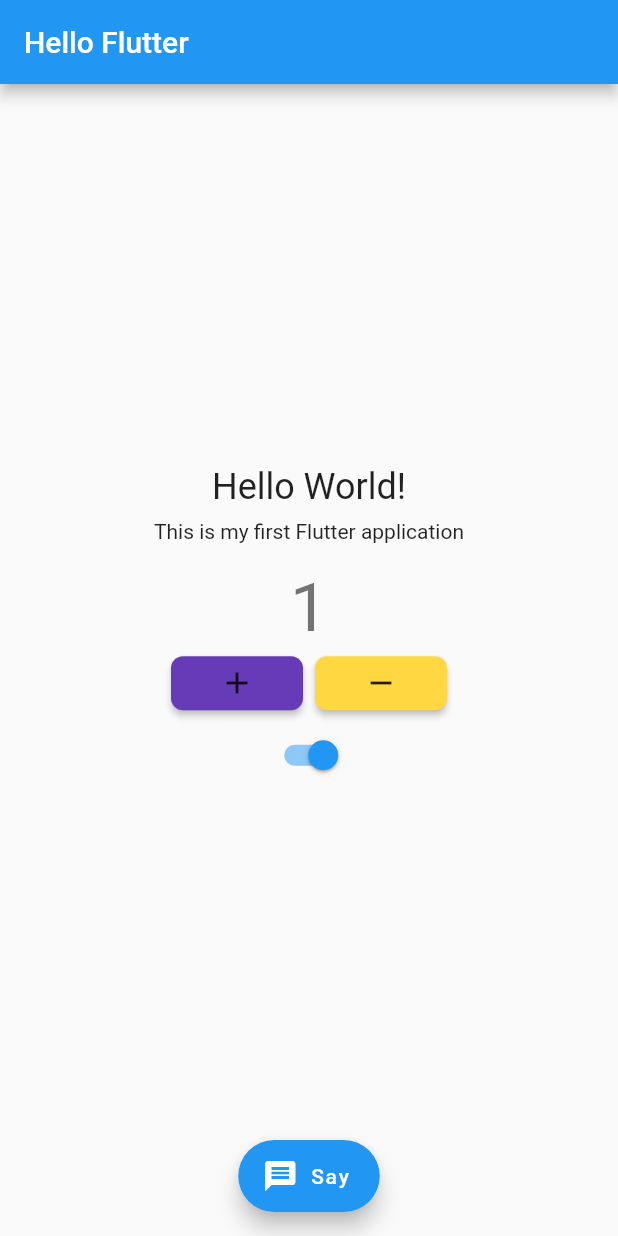
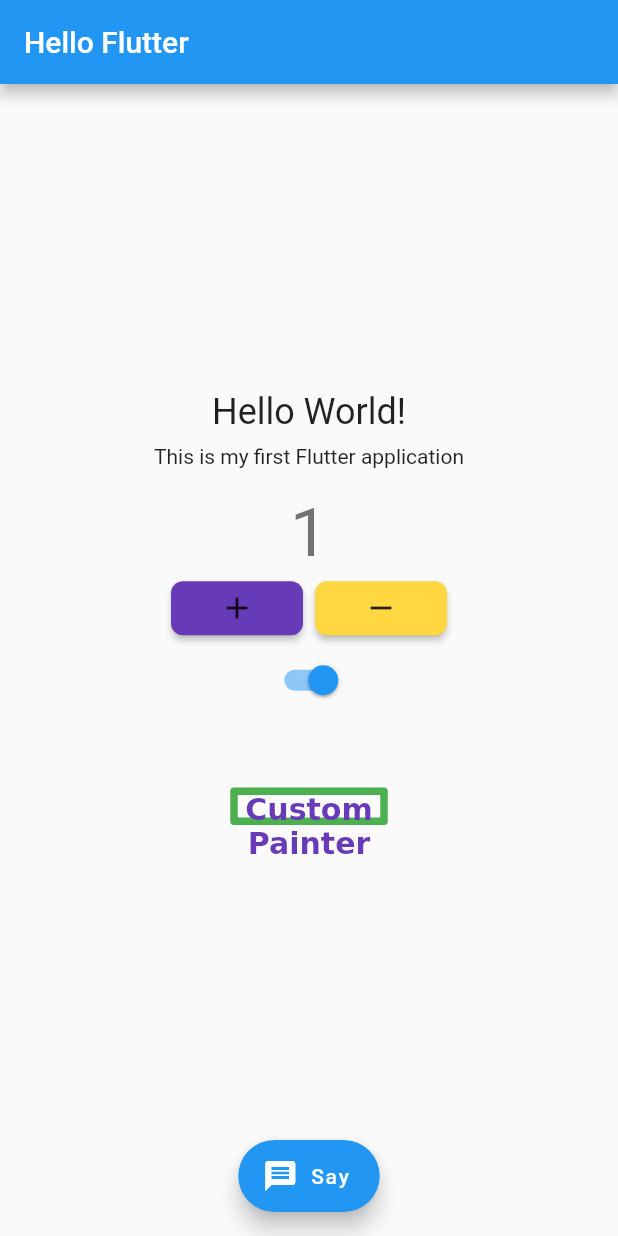
Before and after one commit to beigirad/HelloFlutter, a Flutter app: the screen it shows after launch, after a tap on the "add" icon, on a phone screen of 412 x 824 dp. Run offline on Flutter 3.47's test engine with Material 2 defaults, Android fonts, the phone set to English and light mode, and no system bars; our stand-ins replace fluttertoast.

Commit message:
using custom painting

```diff
--- a/lib/main.dart
+++ b/lib/main.dart
@@ -1,3 +1,5 @@
+import 'dart:ui' as ui;
+
 import 'package:flutter/material.dart';
 import 'package:fluttertoast/fluttertoast.dart';
 
@@ -117,6 +119,10 @@ class HomeState extends State<HomePage> with TickerProviderStateMixin {
             ),
             Center(
               child: _getImage(),
+            ),
+            CustomPaint(
+              painter: Message('Custom Painter'),
+              size: Size(100, 100),
             )
           ],
         ),
@@ -141,5 +147,41 @@ class HomeState extends State<HomePage> with TickerProviderStateMixin {
       textColor: Colors.white,
     );
   }
+}
 
+class Message extends CustomPainter {
+  String message;
+
+  Message(String message) {
+    this.message = message;
+  }
+
+  @override
+  void paint(Canvas canvas, Size size) {
+    canvas.drawRect(
+        Rect.fromPoints(Offset(0, 0), Offset(100, 20)),
+        Paint()
+          ..color = Colors.green
+          ..style = PaintingStyle.stroke
+          ..strokeJoin = StrokeJoin.round
+          ..strokeWidth = 5);
+
+    var textStyle = ui.TextStyle(color: Colors.deepPurple);
+    var paragraphBuilder = ui.ParagraphBuilder(ui.ParagraphStyle(
+        textAlign: TextAlign.center,
+        fontWeight: FontWeight.bold,
+        fontSize: 20,
+        fontStyle: FontStyle.normal))
+      ..pushStyle(textStyle)
+      ..addText(message);
+    canvas.drawParagraph(
+        paragraphBuilder.build()
+          ..layout(ui.ParagraphConstraints(width: size.width)),
+        Offset.zero);
+  }
+
+  @override
+  bool shouldRepaint(covariant Message oldDelegate) {
+    return oldDelegate.message != message;
+  }
 }
```
